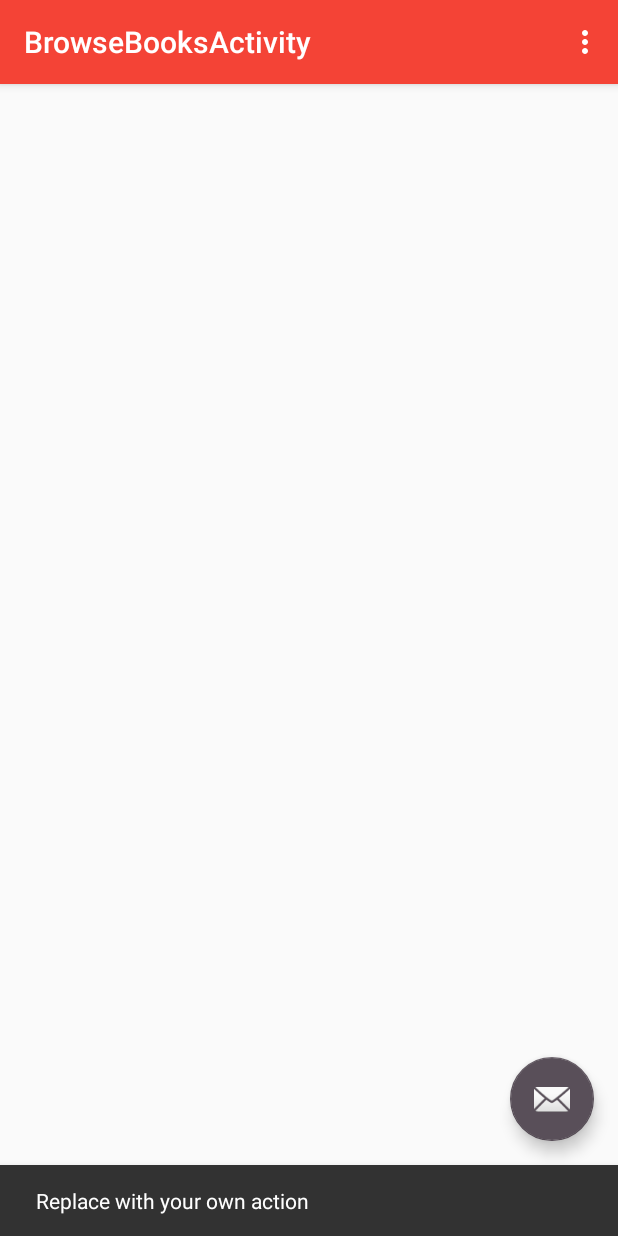
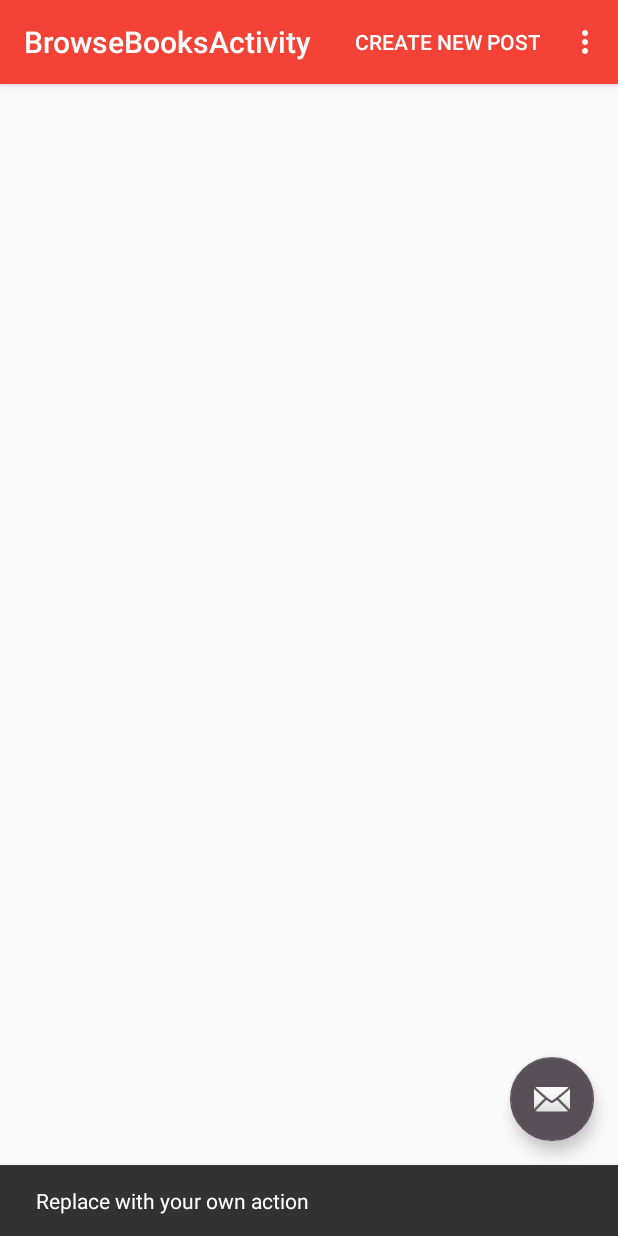
Before and after one commit to annaoj/BookBot, an Android app: the BrowseBooksActivity screen opened directly, with no data from a screen before it, after a tap on an icon or button, on a phone screen of 412 x 824 dp. Run offline under Robolectric (Android 15) with nearby library versions, the phone set to English and light mode, and no system bars; 1 statement that could not run was skipped.

Commit message:
create new post

```diff
--- a/app/src/main/res/menu/browsebooks.xml
+++ b/app/src/main/res/menu/browsebooks.xml
@@ -3,9 +3,18 @@
     xmlns:tools="http://schemas.android.com/tools"
     tools:context=".MainActivity">
     <item
-        android:id="@+id/action_settings"
-        android:orderInCategory="100"
-        android:title="@string/action_settings"
+        android:id="@+id/createNewPost"
+        android:title="Create New Post"
+        app:showAsAction="always" />
+
+    <item
+        android:id="@+id/scannerMenu"
+        android:title="Scanner"
+        app:showAsAction="never" />
+
+    <item
+        android:id="@+id/logoutUser"
+        android:title="Log Out"
         app:showAsAction="never" />
 
 
--- a/app/src/main/res/values/strings.xml
+++ b/app/src/main/res/values/strings.xml
@@ -4,4 +4,5 @@
     <string name="title_activity_register">RegisterActivity</string>
     <string name="title_activity_browse_books">BrowseBooksActivity</string>
     <string name="title_activity_login">LoginActivity</string>
+    <string name="title_activity_creat_new_post">CreatNewPostActivity</string>
 </resources>
```
Also changed, not shown: app/src/main/AndroidManifest.xml (+6 -6 lines), app/src/main/java/app/annaj/android/example/com/bookbot/BrowseBooksActivity.java (+35 -1 lines), app/src/main/java/app/annaj/android/example/com/bookbot/CreatNewPostActivity.java (added, +29 -0 lines), app/src/main/res/layout/activity_creat_new_post.xml (added, +25 -0 lines), app/src/main/res/layout/content_creat_new_post.xml (added, +13 -0 lines).
